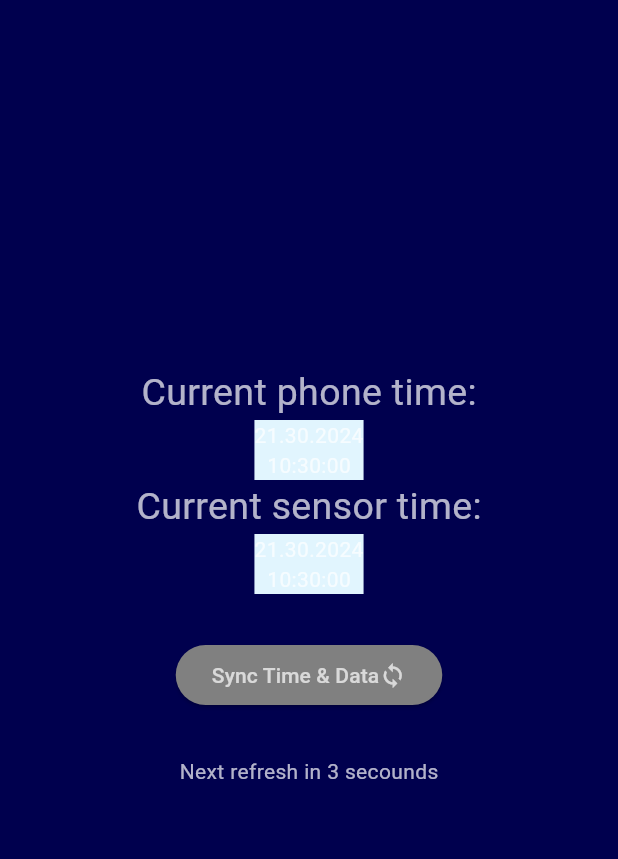
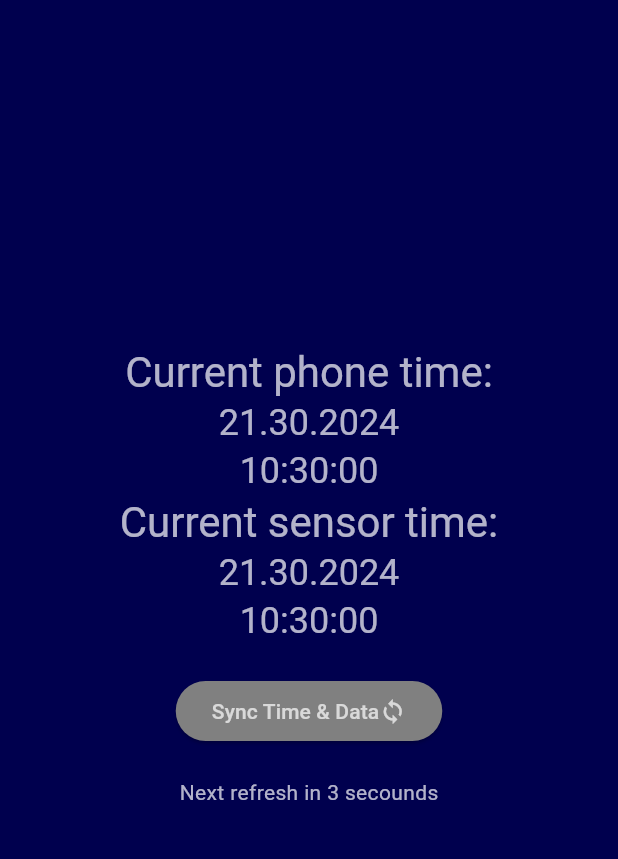
Before and after one commit to BogyMitutoyoCTL/BOGY-App-2024-03, a Flutter app: the sync_time screen opened directly, on a phone screen of 412 x 824 dp, the part 84-943 px from its top. Run offline on Flutter 3.47's test engine with Material 3 defaults, Android fonts, the phone set to English and light mode, and no system bars; drawn by our look-alikes of timer_count_down; our stand-ins replace fl_chart, flutter_blue_plus, localstorage; generated files the repository leaves out were written again.

Commit message:
Enhance time sync for small screens

```diff
--- a/bluetemp/lib/sync_time.dart
+++ b/bluetemp/lib/sync_time.dart
@@ -22,54 +22,30 @@ class _sync_timeState extends State<sync_time> {
     return Scaffold(
       appBar: AppBar(title: Text(AppLocalizations.of(context).appname + " - " + AppLocalizations.of(context).sync_time_title)),
       body: Center(
-        child: FittedBox(
-          fit: BoxFit.fill,
         child: Column(
-            mainAxisAlignment: MainAxisAlignment.center,
-            children: [
-              Row(
           mainAxisAlignment: MainAxisAlignment.center,
           children: [
             Text(
               AppLocalizations.of(context).current_phone_time,
-                    style: TextStyle(fontSize: 25),
-                  )
-                ],
+              style: Theme.of(context).textTheme.headlineMedium,
             ),
-              Container(
-                color: Colors.lightBlue[50],
-                child: Column(
-                  children: [
-                    Text(dayformatted),
-                    Text(hourformatted),
-                  ],
-                ),
-              ),
-              Row(
-                mainAxisAlignment: MainAxisAlignment.center,
-                children: [
+            Text(dayformatted, style: Theme.of(context).textTheme.headlineSmall),
+            Text(hourformatted, style: Theme.of(context).textTheme.headlineSmall),
             Text(
               AppLocalizations.of(context).current_sensor_time,
-                    style: TextStyle(fontSize: 25),
-                  )
-                ],
+              style: Theme.of(context).textTheme.headlineMedium,
             ),
-              Container(
-                color: Colors.lightBlue[50],
-                child: Column(
-                  children: [
-                    Text("${dayformatted}"), //TODO: Implement current sensor time
-                    Text("${hourformatted}"),
-                  ],
-                ),
-              ),
+            Text("${dayformatted}", style: Theme.of(context).textTheme.headlineSmall), //TODO: Implement current sensor time
+            Text("${hourformatted}", style: Theme.of(context).textTheme.headlineSmall),
             Padding(
-                padding: const EdgeInsets.all(30.0),
+              padding: const EdgeInsets.fromLTRB(0, 20, 0, 20),
               child: ElevatedButton(
                   onPressed: sync_time_data,
+                  child: FittedBox(
                     child: Row(
                       mainAxisAlignment: MainAxisAlignment.spaceBetween,
                       children: [Text("Sync Time & Data"), Icon(Icons.sync)],
+                    ),
                   )),
             ),
             Countdown(
@@ -80,7 +56,6 @@ class _sync_timeState extends State<sync_time> {
               onFinished: timer_end,
             ),
           ],
-          ),
         ),
       ),
     );
```
Lines whose indentation alone changed are shown as unchanged.
